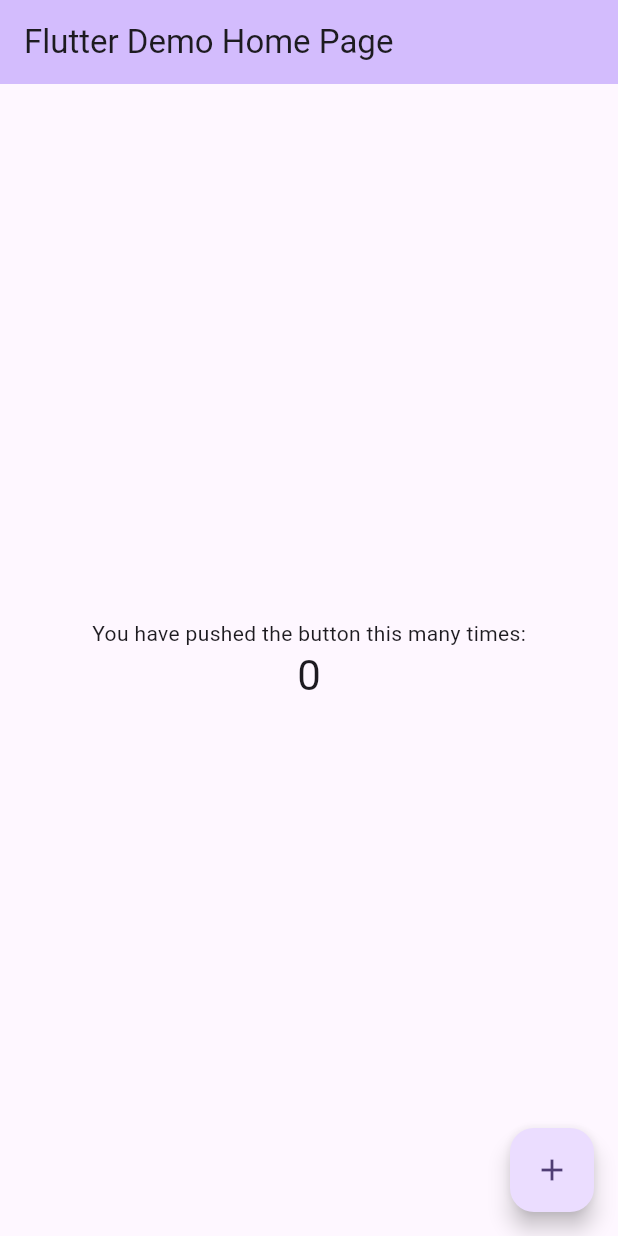
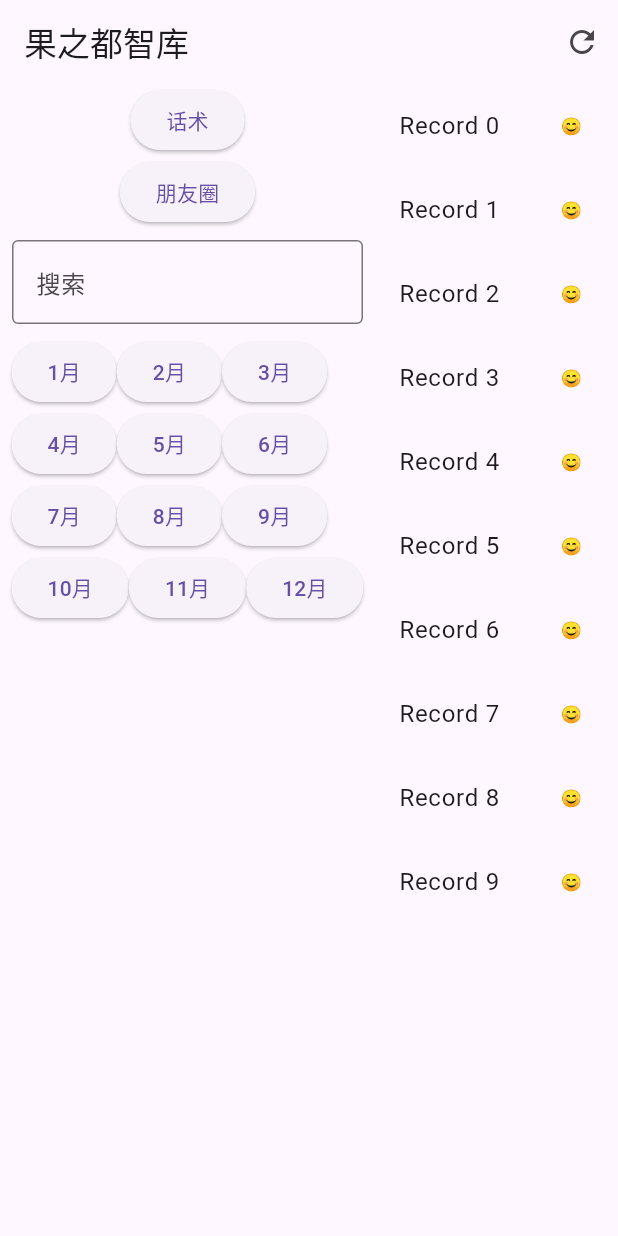
Before and after one commit to kalicyh/knowledge_client, a Flutter app: the screen it shows after launch, on a phone screen of 412 x 824 dp. Run offline on Flutter 3.47's test engine with Material 3 defaults, Android fonts, the phone set to English and light mode, and no system bars; our stand-ins replace sqflite; accounts and stored records are empty.

Commit message:
📝 更新UI

```diff
--- a/lib/main.dart
+++ b/lib/main.dart
@@ -1,125 +1,118 @@
 import 'package:flutter/material.dart';
+import 'database_helper.dart';
 
 void main() {
-  runApp(const MyApp());
+  runApp(MyApp());
 }
 
 class MyApp extends StatelessWidget {
-  const MyApp({super.key});
-
-  // This widget is the root of your application.
   @override
   Widget build(BuildContext context) {
     return MaterialApp(
-      title: 'Flutter Demo',
+      title: 'Flutter App',
+      debugShowCheckedModeBanner: false,
       theme: ThemeData(
-        // This is the theme of your application.
-        //
-        // TRY THIS: Try running your application with "flutter run". You'll see
-        // the application has a purple toolbar. Then, without quitting the app,
-        // try changing the seedColor in the colorScheme below to Colors.green
-        // and then invoke "hot reload" (save your changes or press the "hot
-        // reload" button in a Flutter-supported IDE, or press "r" if you used
-        // the command line to start the app).
-        //
-        // Notice that the counter didn't reset back to zero; the application
-        // state is not lost during the reload. To reset the state, use hot
-        // restart instead.
-        //
-        // This works for code too, not just values: Most code changes can be
-        // tested with just a hot reload.
-        colorScheme: ColorScheme.fromSeed(seedColor: Colors.deepPurple),
-        useMaterial3: true,
+        primarySwatch: Colors.blue,
       ),
-      home: const MyHomePage(title: 'Flutter Demo Home Page'),
+      home: HomePage(),
     );
   }
 }
 
-class MyHomePage extends StatefulWidget {
-  const MyHomePage({super.key, required this.title});
+class HomePage extends StatefulWidget {
+  @override
+  _HomePageState createState() => _HomePageState();
+}
 
-  // This widget is the home page of your application. It is stateful, meaning
-  // that it has a State object (defined below) that contains fields that affect
-  // how it looks.
-
-  // This class is the configuration for the state. It holds the values (in this
-  // case the title) provided by the parent (in this case the App widget) and
-  // used by the build method of the State. Fields in a Widget subclass are
-  // always marked "final".
-
-  final String title;
+class _HomePageState extends State<HomePage> {
+  final DatabaseHelper _dbHelper = DatabaseHelper();
+  List<String> _categories = [];
 
   @override
-  State<MyHomePage> createState() => _MyHomePageState();
-}
+  void initState() {
+    super.initState();
+    _loadCategories();
+  }
 
-class _MyHomePageState extends State<MyHomePage> {
-  int _counter = 0;
+  Future<void> _loadCategories() async {
+    final categories = await _dbHelper.getCategories();
+    setState(() {
+      _categories = categories;
+    });
+  }
 
-  void _incrementCounter() {
-    setState(() {
-      // This call to setState tells the Flutter framework that something has
-      // changed in this State, which causes it to rerun the build method below
-      // so that the display can reflect the updated values. If we changed
-      // _counter without calling setState(), then the build method would not be
-      // called again, and so nothing would appear to happen.
-      _counter++;
-    });
+  void _addCategory(String name) async {
+    await _dbHelper.insertCategory(name);
+    _loadCategories();
   }
 
   @override
   Widget build(BuildContext context) {
-    // This method is rerun every time setState is called, for instance as done
-    // by the _incrementCounter method above.
-    //
-    // The Flutter framework has been optimized to make rerunning build methods
-    // fast, so that you can just rebuild anything that needs updating rather
-    // than having to individually change instances of widgets.
     return Scaffold(
       appBar: AppBar(
-        // TRY THIS: Try changing the color here to a specific color (to
-        // Colors.amber, perhaps?) and trigger a hot reload to see the AppBar
-        // change color while the other colors stay the same.
-        backgroundColor: Theme.of(context).colorScheme.inversePrimary,
-        // Here we take the value from the MyHomePage object that was created by
-        // the App.build method, and use it to set our appbar title.
-        title: Text(widget.title),
+        title: Text('果之都智库'),
+        actions: [
+          IconButton(
+            icon: Icon(Icons.refresh),
+            onPressed: () {
+              // Update data from API
+            },
+          ),
+        ],
       ),
-      body: Center(
-        // Center is a layout widget. It takes a single child and positions it
-        // in the middle of the parent.
-        child: Column(
-          // Column is also a layout widget. It takes a list of children and
-          // arranges them vertically. By default, it sizes itself to fit its
-          // children horizontally, and tries to be as tall as its parent.
-          //
-          // Column has various properties to control how it sizes itself and
-          // how it positions its children. Here we use mainAxisAlignment to
-          // center the children vertically; the main axis here is the vertical
-          // axis because Columns are vertical (the cross axis would be
-          // horizontal).
-          //
-          // TRY THIS: Invoke "debug painting" (choose the "Toggle Debug Paint"
-          // action in the IDE, or press "p" in the console), to see the
-          // wireframe for each widget.
-          mainAxisAlignment: MainAxisAlignment.center,
-          children: <Widget>[
-            const Text(
-              'You have pushed the button this many times:',
+      body: Row(
+        children: [
+          Container(
+            width: 250,
+            child: Column(
+              children: [
+                ElevatedButton(onPressed: () {}, child: Text('话术')),
+                ElevatedButton(onPressed: () {}, child: Text('朋友圈')),
+                Padding(
+                  padding: const EdgeInsets.all(8.0),
+                  child: TextField(
+                    decoration: InputDecoration(
+                      border: OutlineInputBorder(),
+                      labelText: '搜索',
+                    ),
+                  ),
+                ),
+                Wrap(
+                  children: List.generate(12, (index) {
+                    return ElevatedButton(
+                      onPressed: () {},
+                      child: Text('${index + 1}月'),
+                    );
+                  }),
+                ),
+                Expanded(
+                  child: ListView(
+                    children: _categories.map((category) {
+                      return ElevatedButton(
+                        onPressed: () {},
+                        child: Text(category),
+                      );
+                    }).toList(),
+                  ),
+                ),
+              ],
             ),
-            Text(
-              '$_counter',
-              style: Theme.of(context).textTheme.headlineMedium,
+          ),
+          Expanded(
+            child: ListView(
+              children: List.generate(10, (index) {
+                return ListTile(
+                  title: Text('Record $index'),
+                  onTap: () {
+                    // Copy content to clipboard
+                  },
+                  trailing: Text('😊'), // Emoji example
+                );
+              }),
             ),
-          ],
-        ),
+          ),
+        ],
       ),
-      floatingActionButton: FloatingActionButton(
-        onPressed: _incrementCounter,
-        tooltip: 'Increment',
-        child: const Icon(Icons.add),
-      ), // This trailing comma makes auto-formatting nicer for build methods.
     );
   }
 }
--- a/pubspec.yaml
+++ b/pubspec.yaml
@@ -29,6 +29,8 @@ dependencies:
   # 以下添加了 Cupertino Icons 字体到你的应用程序中。
   # 与 CupertinoIcons 类一起使用以实现 iOS 风格的图标。
   cupertino_icons: ^1.0.6
+  sqflite: ^2.0.0+4
+  path: ^1.8.0
 
 dev_dependencies:
   flutter_test:
```
Also changed, not shown: lib/database_helper.dart (added, +55 -0 lines), pubspec.lock, 11 other files.
